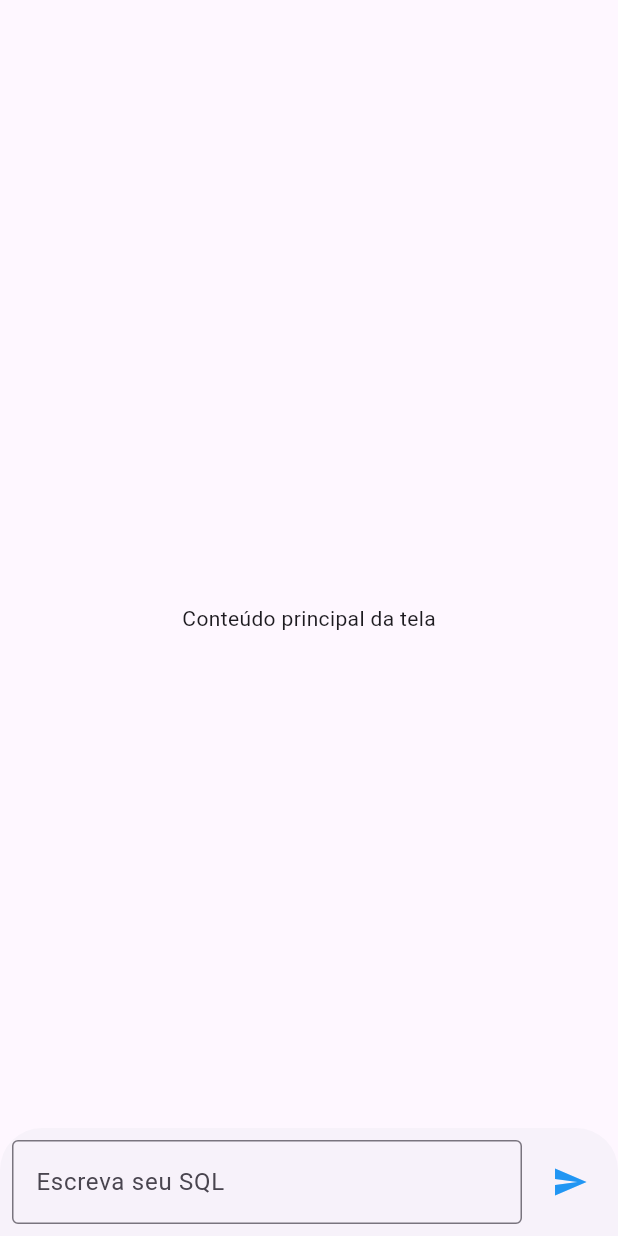
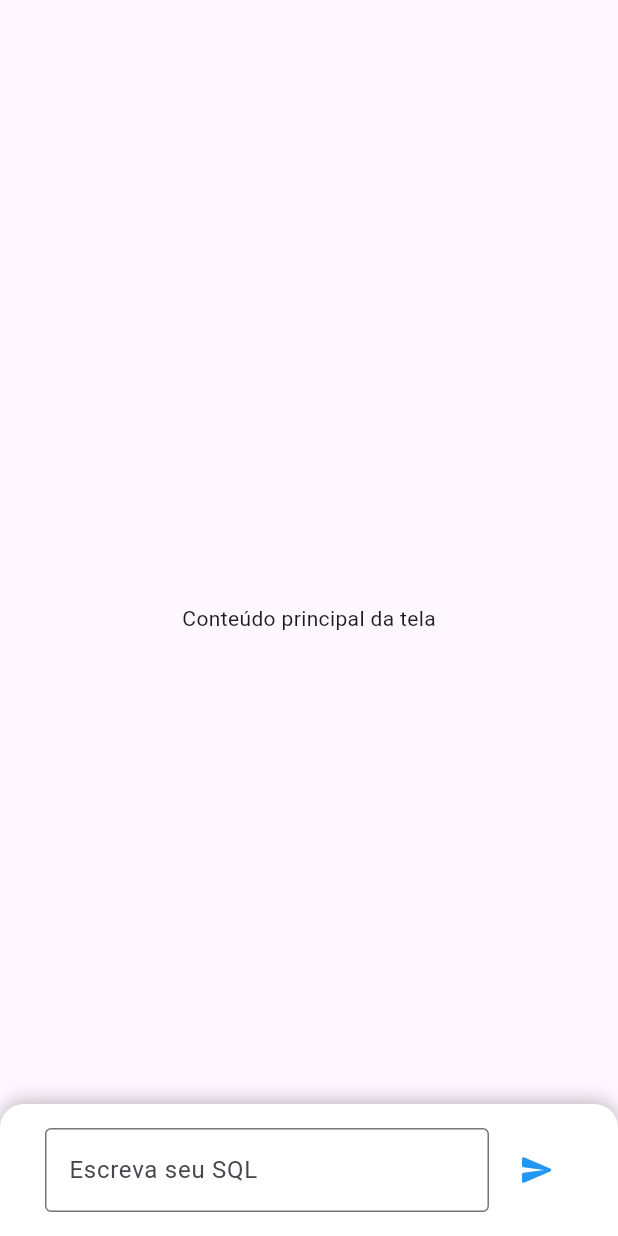
Before and after one commit to yagoliveira92/projeto_topicos, a Flutter app: the screen it shows after launch, on a phone screen of 412 x 824 dp. Run offline on Flutter 3.47's test engine with Material 3 defaults, Android fonts, the phone set to English and light mode, and no system bars.

Commit message:
Criação da tela de input

```diff
--- a/lib/src/views/input_screen.dart
+++ b/lib/src/views/input_screen.dart
@@ -31,8 +31,20 @@ class _InputScreenState extends State<InputScreen> {
   Widget build(BuildContext context) {
     return Scaffold(
       body: Center(child: Text("Conteúdo principal da tela")),
-      bottomSheet: Padding(
-        padding: EdgeInsets.all(8.0),
+      bottomSheet: Container(
+        decoration: BoxDecoration(
+          color: Colors.white,
+          borderRadius: BorderRadius.vertical(top: Radius.circular(16)),
+          boxShadow: [
+            BoxShadow(
+              color: Colors.black26,
+              blurRadius: 10,
+              offset: Offset(0, -2),
+            ),
+          ],
+        ),
+        padding: EdgeInsets.symmetric(vertical: 16, horizontal: 30),
+        //margin: EdgeInsets.symmetric(vertical: 16, horizontal: 30),
         child: Row(
           children: [
             Expanded(
@@ -47,7 +59,7 @@ class _InputScreenState extends State<InputScreen> {
             ),
             SizedBox(width: 8),
             IconButton(
-              icon: Icon(Icons.send, color: Colors.blue),
+              icon: Icon(Icons.send_rounded, color: Colors.blue),
               onPressed: _submitSQL,
             ),
           ],
```
